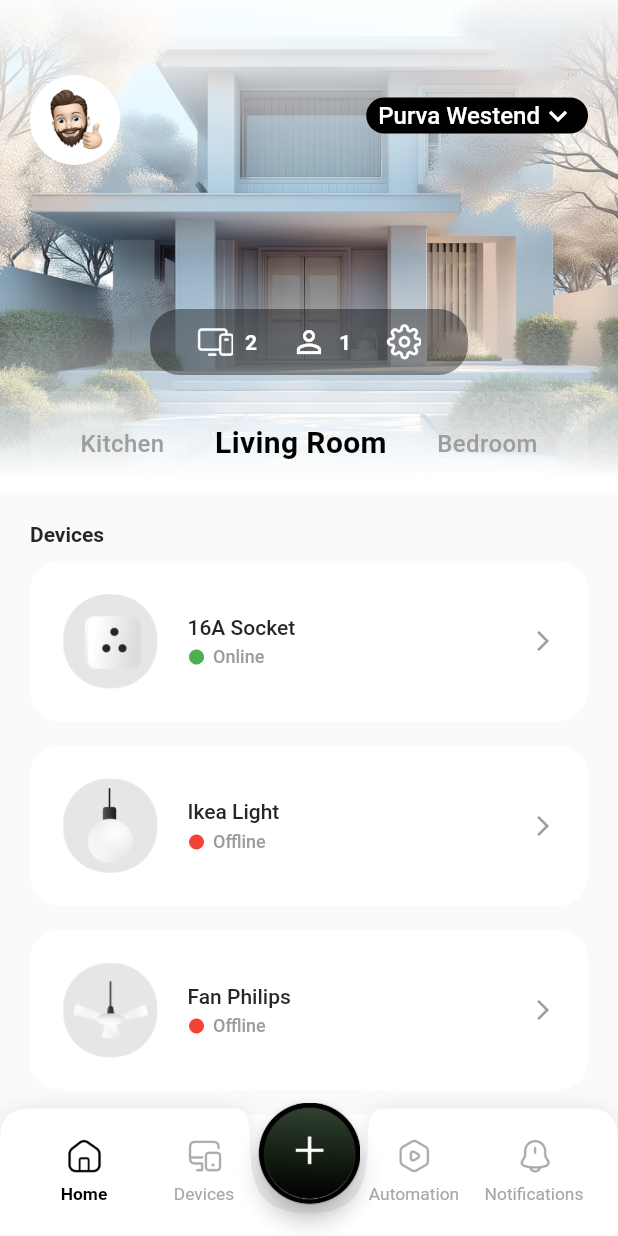
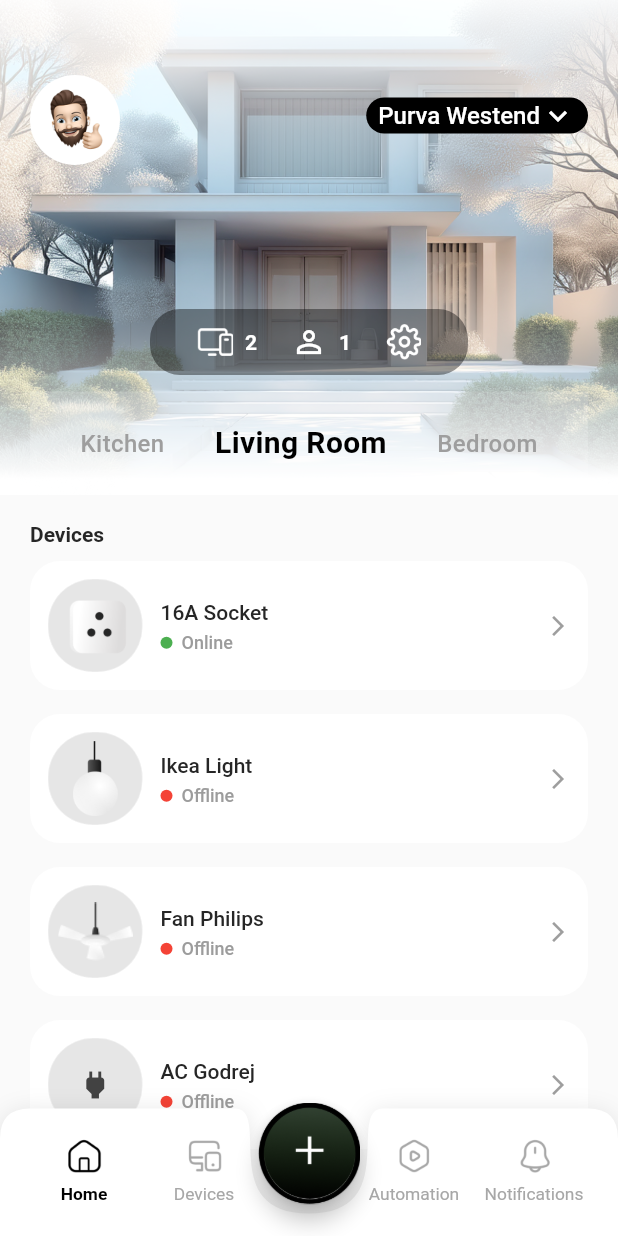
Before and after one commit to mohd-afid/machine_task, a Flutter app: the screen it shows after launch, on a phone screen of 412 x 824 dp. Run offline on Flutter 3.47's test engine with Material 3 defaults, Android fonts, the phone set to English and light mode, and no system bars.

Commit message:
design fix

```diff
--- a/lib/presentation/widgets/custom_bottom_nav_bar.dart
+++ b/lib/presentation/widgets/custom_bottom_nav_bar.dart
@@ -96,6 +96,7 @@ class NavBarPainter extends CustomPainter {
       ..style = PaintingStyle.fill;
 
     final path = Path()
+
       ..moveTo(0, 20) // Start top-left after corner
       ..quadraticBezierTo(0, 0, 20, 0) // Top-left corner - more curved
       ..lineTo(size.width * 0.38, 0)
--- a/lib/presentation/widgets/device_list_item.dart
+++ b/lib/presentation/widgets/device_list_item.dart
@@ -10,15 +10,16 @@ class DeviceListItem extends StatelessWidget {
   @override
   Widget build(BuildContext context) {
     return Container(
-      margin: const EdgeInsets.symmetric(horizontal: 20,
-          vertical: 8),
-      padding: const EdgeInsets.all(20),
+      width: 365, // Fixed width from Figma
+      height: 86, // Fixed height from Figma
+      margin: const EdgeInsets.symmetric(horizontal: 20, vertical: 8),
+      padding: const EdgeInsets.all(12),
       decoration: BoxDecoration(
-        color: AppColors.white,
-        borderRadius: BorderRadius.circular(20),
+        color: AppColors.white, // Fill color white
+        borderRadius: BorderRadius.circular(20), // Corner radius 20
         border: Border.all(
-          color:  AppColors.transparent,
-          width: 2,
+          color: AppColors.transparent,
+          width: 0,
         ),
       ),
       child: Row(
@@ -38,9 +39,11 @@ class DeviceListItem extends StatelessWidget {
               child: _getDeviceIcon(device.icon),
             ),
           ),
-          const SizedBox(width: 20),
-          Column(
+          const SizedBox(width: 12),
+          Expanded(
+            child: Column(
               crossAxisAlignment: CrossAxisAlignment.start,
+              mainAxisAlignment: MainAxisAlignment.center,
               children: [
                 Text(
                   device.name,
@@ -48,27 +51,31 @@ class DeviceListItem extends StatelessWidget {
                     color: AppColors.fontColorBlack,
                     fontSize: 14,
                     fontFamily: 'Geist',
-                  fontWeight: FontWeight.w500, // Medium weight
-                  height: 1.5, // Line height 18/12 = 1.5
+                    fontWeight: FontWeight.w500, // Semi-bold weight
+                    height: 1.5, // Line height
                     letterSpacing: 0.0, // 0% letter spacing
                   ),
                 ),
+                const SizedBox(height: 2),
                 Row(
                   children: [
-                  Icon(
-                    Icons.circle,
+                    Container(
+                      width: 8,
+                      height: 8,
+                      decoration: BoxDecoration(
                         color: device.isOnline ? AppColors.online : AppColors.offline,
-                    size: 12,
+                        shape: BoxShape.circle,
                       ),
-                  const SizedBox(width: 5),
+                    ),
+                    const SizedBox(width: 6),
                     Text(
                       device.isOnline ? 'Online' : 'Offline',
                       style: TextStyle(
                         color: AppColors.fontColorGrey,
                         fontSize: 12,
                         fontFamily: 'Geist',
-                      fontWeight: FontWeight.w500, // Medium weight
-                      height: 1.5, // Line height 18/12 = 1.5
+                        fontWeight: FontWeight.w500, // Regular weight
+                        height: 1.2, // Line height
                         letterSpacing: 0.0, // 0% letter spacing
                       ),
                     ),
@@ -76,8 +83,13 @@ class DeviceListItem extends StatelessWidget {
                 ),
               ],
             ),
+          ),
           const Spacer(),
-          const Icon(Icons.arrow_forward_ios, color: AppColors.grey,size:16 ,),
+          Icon(
+            Icons.arrow_forward_ios,
+            color: AppColors.grey,
+            size: 16,
+          ),
         ],
       ),
     );
```
Lines whose indentation alone changed are shown as unchanged.
